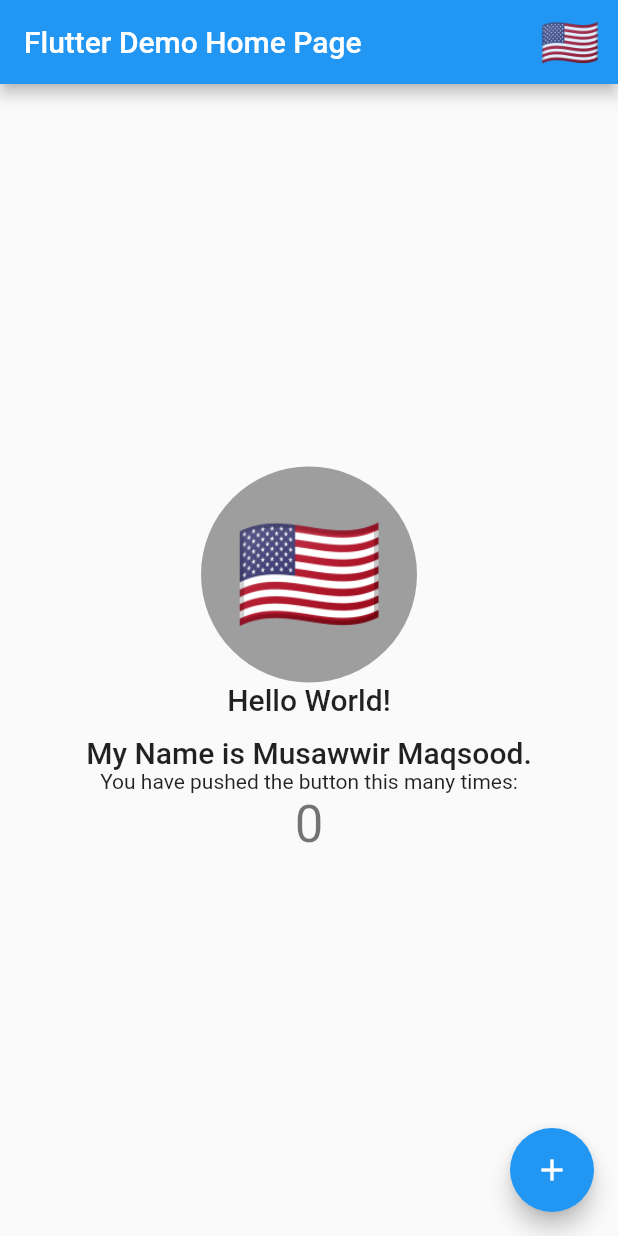
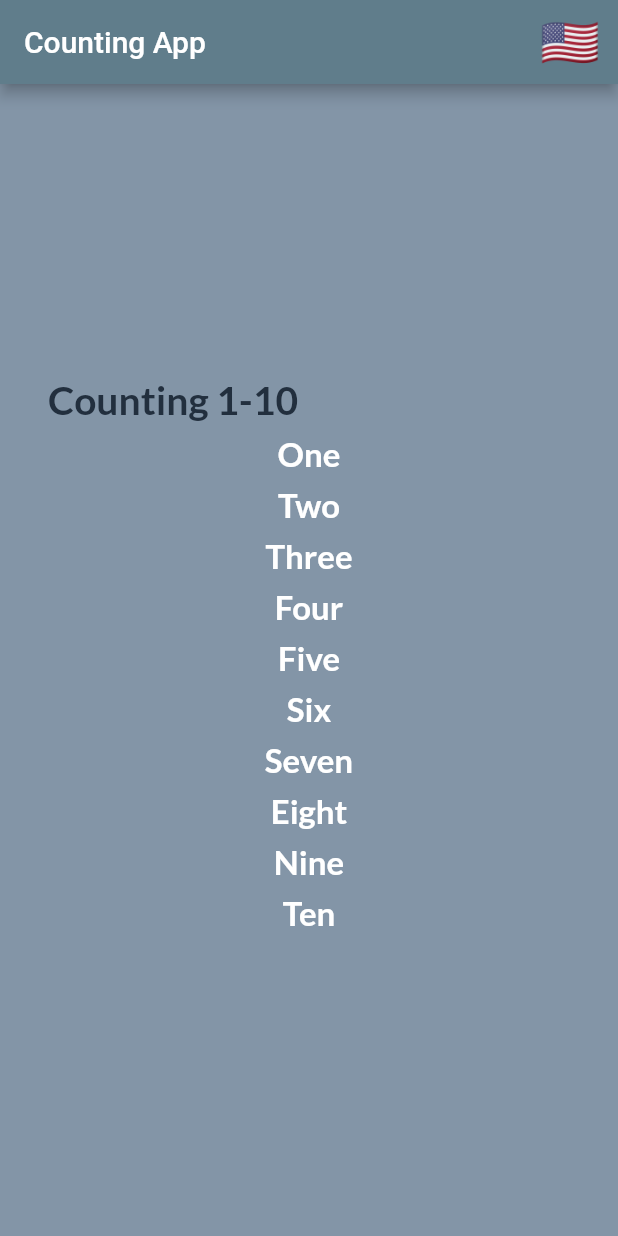
Before and after one commit to musawwirmaqsood/localizatino_in_flutter, a Flutter app: the screen it shows after launch, on a phone screen of 412 x 824 dp. Run offline on Flutter 3.47's test engine with Material 2 defaults, Android fonts, the light colour scheme and no system bars; our stand-ins replace google_fonts, stacked; generated files the repository leaves out were written again.

Commit message:
Counting in urdu, french, english and spanish

```diff
--- a/lib/l10n/app_en.arb
+++ b/lib/l10n/app_en.arb
@@ -1,10 +1,42 @@
 {
-    "helloWorld": "Hello World!",
-    "@helloWorld": {
-      "description": "The conventional newborn programmer greeting"
+    "one": "One",
+    "@one": {
+      "description": "One"
     },
-    "name": "My Name is Musawwir Maqsood.",
-    "@name": {
-      "description": "Introduction sentence."
+    "two": "Two",
+    "@two": {
+      "description": "Two"
+    },
+    "three": "Three",
+    "@three": {
+      "description": "Three"
+    },
+    "four": "Four",
+    "@four": {
+      "description": "Four"
+    },
+    "five": "Five",
+    "@five": {
+      "description": "Five"
+    },
+    "six": "Six",
+    "@six": {
+      "description": "Six"
+    },
+    "seven": "Seven",
+    "@seven": {
+      "description": "Seven"
+    },
+    "eight": "Eight",
+    "@eight": {
+      "description": "Eight"
+    },
+    "nine": "Nine",
+    "@nine": {
+      "description": "Nine"
+    },
+    "ten": "Ten",
+    "@ten": {
+      "description": "Ten"
     }
 }
--- a/lib/l10n/app_es.arb
+++ b/lib/l10n/app_es.arb
@@ -1,4 +1,12 @@
 {
-    "helloWorld": "Hola Mundo!",
-    "name": "My Name is Musawwir Maqsood in spanish."
+    "one": "Uno",
+    "two": "Dos",
+    "three": "Tres",
+    "four": "Cuatro",
+    "five": "Cinco",
+    "six": "Seis",
+    "seven": "Siete",
+    "eight": "Ocho",
+    "nine": "Nueve",
+    "ten": "Diez"
 }
--- /dev/null
+++ b/lib/l10n/app_fr.arb
@@ -0,0 +1,12 @@
+{
+    "one": "Un",
+    "two": "Deux",
+    "three": "Trois",
+    "four": "Quatre",
+    "five": "Cinq",
+    "six": "Six",
+    "seven": "Sept",
+    "eight": "Huit",
+    "nine": "Neuf",
+    "ten": "Dix"
+}
--- /dev/null
+++ b/lib/l10n/app_ur.arb
@@ -0,0 +1,12 @@
+{
+    "one": "ایک",
+    "two": "دو",
+    "three": "تین",
+    "four": "چار",
+    "five": "پانچ",
+    "six": "چھ",
+    "seven": "سات",
+    "eight": "آٹھ",
+    "nine": "نو",
+    "ten": "دس"
+}
--- a/lib/l10n/l10n.dart
+++ b/lib/l10n/l10n.dart
@@ -4,10 +4,15 @@ class L10n {
   static final all = [
     const Locale('en'), // English, no country code
     const Locale('es'), // Spanish, no country code
+    const Locale('ur'), // Urdu, no country code
+    const Locale('fr'), // French, no country code
   ];
-//This is sample comment
   static String getFlag(String code) {
     switch (code) {
+      case 'ur':
+        return '🇵🇰';
+      case 'fr':
+        return '🇨🇦';
       case 'es':
         return '🇪🇸';
       case 'en':
--- a/lib/main.dart
+++ b/lib/main.dart
@@ -5,6 +5,7 @@ import 'package:flutter_localization/widgets/language_picker_dropdown_widget.dar
 import 'package:flutter_localization/widgets/language_widget.dart';
 import 'package:flutter_localizations/flutter_localizations.dart';
 import 'package:flutter_gen/gen_l10n/app_localizations.dart';
+import 'package:google_fonts/google_fonts.dart';
 import 'package:stacked/stacked.dart';
 
 void main() {
@@ -12,13 +13,12 @@ void main() {
 }
 
 class MyApp extends StatelessWidget {
-  // This widget is the root of your application.
   @override
   Widget build(BuildContext context) {
     return ViewModelBuilder<LanguagePickerViewModel>.reactive(
         disposeViewModel: false,
         builder: (context, languagePickerModel, child) => MaterialApp(
-              title: 'Flutter Demo',
+              debugShowCheckedModeBanner: false,
               locale: languagePickerModel.locale,
               localizationsDelegates: [
                 AppLocalizations.delegate,
@@ -28,9 +28,12 @@ class MyApp extends StatelessWidget {
               ],
               supportedLocales: L10n.all,
               theme: ThemeData(
-                primarySwatch: Colors.blue,
+                textTheme: GoogleFonts.latoTextTheme(
+                  Theme.of(context).textTheme,
                 ),
-              home: MyHomePage(title: 'Flutter Demo Home Page'),
+                primarySwatch: Colors.blueGrey,
+              ),
+              home: MyHomePage(title: 'Counting App'),
             ),
         viewModelBuilder: () => LanguagePickerViewModel());
   }
@@ -44,15 +47,18 @@ class MyHomePage extends StatefulWidget {
   _MyHomePageState createState() => _MyHomePageState();
 }
 
-class _MyHomePageState extends State<MyHomePage> {
-  int _counter = 0;
-
-  void _incrementCounter() {
-    setState(() {
-      _counter++;
-    });
+Widget buildNumberWidger(String number) {
+  return Container(
+    padding: EdgeInsets.only(bottom: 8),
+    child: Text(
+      number,
+      style: TextStyle(
+          color: Colors.white, fontSize: 22, fontWeight: FontWeight.w600),
+    ),
+  );
 }
 
+class _MyHomePageState extends State<MyHomePage> {
   @override
   Widget build(BuildContext context) {
     return Scaffold(
@@ -60,36 +66,46 @@ class _MyHomePageState extends State<MyHomePage> {
         title: Text(widget.title),
         actions: [LanguagePickerWidget()],
       ),
-      body: Center(
+      body: Stack(
+        children: [
+          Container(
+            color: Color.fromRGBO(131, 149, 167, 1),
+          ),
+          Container(
+            padding: EdgeInsets.all(32),
+            child: Center(
               child: Column(
                 mainAxisAlignment: MainAxisAlignment.center,
                 children: <Widget>[
-            LanguageWidget(),
+                  Container(
+                    padding: EdgeInsets.only(bottom: 8),
+                    child: Row(
+                      children: [
                         Text(
-              AppLocalizations.of(context).helloWorld,
-              style: Theme.of(context).textTheme.headline6,
-            ),
-            SizedBox(
-              height: 12,
-            ),
-            Text(
-              AppLocalizations.of(context).name,
-              style: Theme.of(context).textTheme.headline6,
-            ),
-            Text(
-              'You have pushed the button this many times:',
-            ),
-            Text(
-              '$_counter',
-              style: Theme.of(context).textTheme.headline4,
+                          'Counting 1-10',
+                          style: TextStyle(
+                              fontSize: 26,
+                              color: Color.fromRGBO(34, 47, 62, 1.0),
+                              fontWeight: FontWeight.w600),
                         ),
                       ],
                     ),
                   ),
-      floatingActionButton: FloatingActionButton(
-        onPressed: _incrementCounter,
-        tooltip: 'Increment',
-        child: Icon(Icons.add),
+                  buildNumberWidger(AppLocalizations.of(context).one),
+                  buildNumberWidger(AppLocalizations.of(context).two),
+                  buildNumberWidger(AppLocalizations.of(context).three),
+                  buildNumberWidger(AppLocalizations.of(context).four),
+                  buildNumberWidger(AppLocalizations.of(context).five),
+                  buildNumberWidger(AppLocalizations.of(context).six),
+                  buildNumberWidger(AppLocalizations.of(context).seven),
+                  buildNumberWidger(AppLocalizations.of(context).eight),
+                  buildNumberWidger(AppLocalizations.of(context).nine),
+                  buildNumberWidger(AppLocalizations.of(context).ten),
+                ],
+              ),
+            ),
+          ),
+        ],
       ),
     );
   }
```
Lines whose indentation alone changed are shown as unchanged.
